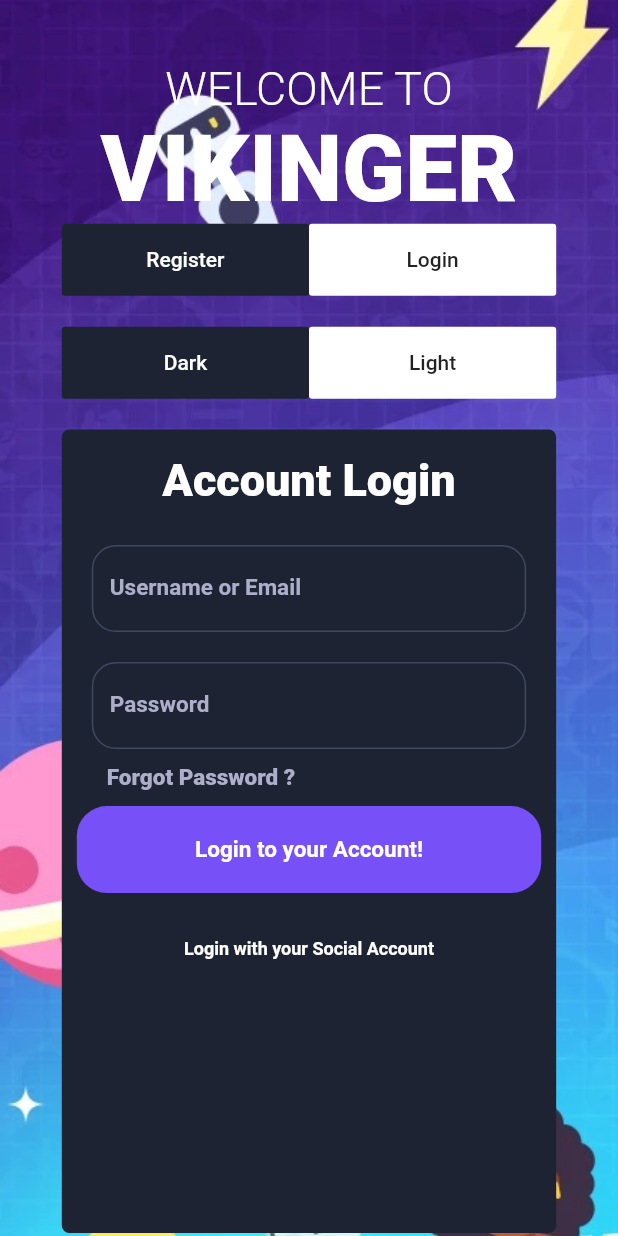
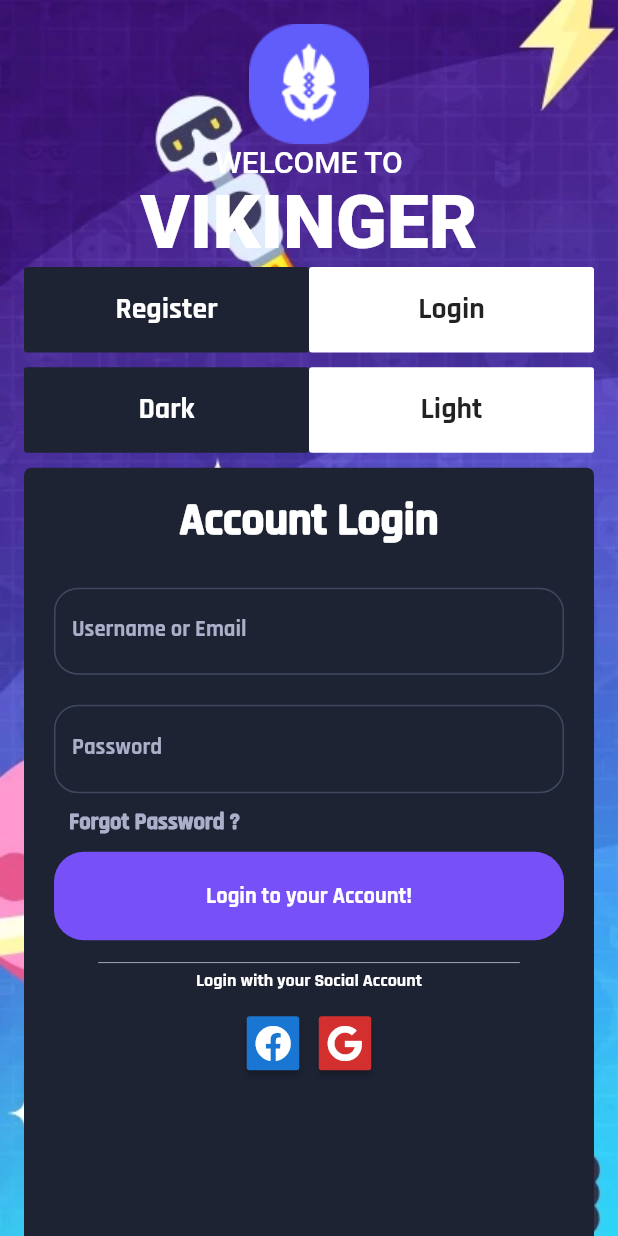
Before and after one commit to AhmedGrati/BusinessLandMobileApp, a Flutter app: the screen it shows after launch, on a phone screen of 412 x 824 dp. Run offline on Flutter 3.47's test engine with Material 2 defaults, Android fonts, the phone set to English and light mode, and no system bars; our stand-ins replace device_preview, flutter_signin_button, font_awesome_flutter, google_fonts.

Commit message:
make the login page responsive for all devices

```diff
--- a/lib/main.dart
+++ b/lib/main.dart
@@ -1,15 +1,31 @@
 import 'package:businessland_app/screens/auth_screen.dart';
+import 'package:device_preview/device_preview.dart';
+import 'package:flutter/foundation.dart';
 import 'package:flutter/material.dart';
-import 'package:flutter/services.dart';
-import 'package:flutter_statusbarcolor/flutter_statusbarcolor.dart';
+
 void main() {
 
-  runApp(MaterialApp(
-    debugShowCheckedModeBanner: false,
-    home: Scaffold(
-      body: SafeArea(
-        child: AuthScreen(),
+  runApp(
+//    DevicePreview(
+//      enabled: !kReleaseMode,
+//      builder: (context) => BusinessLandApp(),
+//    )
+  BusinessLandApp()
+  );
+}
+
+class BusinessLandApp extends StatelessWidget {
+  @override
+  Widget build(BuildContext context) {
+    return MaterialApp(
+//      locale: DevicePreview.of(context).locale,
+//      builder: DevicePreview.appBuilder,
+      debugShowCheckedModeBanner: false,
+      home: Scaffold(
+        body: SafeArea(
+            child: AuthScreen()
+        ),
       ),
-    ),
-  ));
+    );
+  }
 }
--- a/lib/screens/auth_screen.dart
+++ b/lib/screens/auth_screen.dart
@@ -1,56 +1,57 @@
 import 'package:businessland_app/widgets/register_widget.dart';
 import 'package:flutter/material.dart';
+import 'package:google_fonts/google_fonts.dart';
+
+import '../size_config.dart';
 
 class AuthScreen extends StatelessWidget {
   @override
   Widget build(BuildContext context) {
-    final Orientation screenOrientation = MediaQuery.of(context).orientation;
-    double screenHeight;
-    double screenWidth;
-    if(screenOrientation == Orientation.portrait) {
-      screenHeight = MediaQuery.of(context).size.height;
-      screenWidth = MediaQuery.of(context).size.width;
-    }else{
-      screenHeight = MediaQuery.of(context).size.width;
-      screenWidth = MediaQuery.of(context).size.height;
-    }
-    print(screenHeight);
-    print(screenWidth);
+    SizeConfig().init(context);
+    double defaultSize = SizeConfig.defaultSize;
+    print(defaultSize);
     return SingleChildScrollView(
-      child: Container(
-        height:screenHeight * 1.25,
-        padding: EdgeInsets.all(screenWidth * 0.1),
-        width: screenWidth,
+      child:Container(
+        height:defaultSize * 105,
+        padding: EdgeInsets.all(
+            16
+        ),
+        width: double.infinity,
         decoration: BoxDecoration(
             image: DecorationImage(
                 image: AssetImage("images/auth_cover.webp"),
                 fit: BoxFit.cover,
-            alignment: Alignment.centerLeft
+                alignment: Alignment.topLeft
             )
         ),
         child: Column(
           children: <Widget>[
+            Container(
+              child: Image(
+                image: AssetImage("images/logo.png"),
+              ),
+            ),
             Text('Welcome To'.toUpperCase() ,
-                style: TextStyle(
+              style: GoogleFonts.titilliumWeb(
                   color: Colors.white,
-                  fontSize: screenWidth*0.075,
-                  fontWeight: FontWeight.w300
+                  fontSize: 20,
+                  fontWeight: FontWeight.w500,
               ),
             ),
             Text('vikinger'.toUpperCase() ,
-                style: TextStyle(
+              style: GoogleFonts.titilliumWeb(
                   color: Colors.white,
                   fontWeight: FontWeight.w900,
-                  fontSize: screenWidth*0.15
+                  fontSize: 50
               ),
             ),
             Container(
-              width: screenWidth,
+//              width: screenWidth,
               child: Row(
                 mainAxisAlignment: MainAxisAlignment.start,
                 children: <Widget>[
-                    Container(
-                      width: screenWidth*0.4,
+                  Expanded(
+                    child: Container(
                       child: FlatButton(
                         onPressed: () {},
                         color: Color(0xff1D2333),
@@ -58,15 +59,18 @@ class AuthScreen extends StatelessWidget {
                           padding: const EdgeInsets.all(16.0),
                           child: Text(
                             'Register',
-                                style: TextStyle(
-                                  color: Colors.white
+                            style: GoogleFonts.rajdhani(
+                                color: Colors.white,
+                              fontSize: defaultSize*2,
+                              fontWeight: FontWeight.bold
                             ),
                           ),
                         ),
                       ),
                     ),
-                    Container(
-                      width: screenWidth*0.4,
+                  ),
+                  Expanded(
+                    child: Container(
                       child: FlatButton(
                         onPressed: () {},
                         color: Color(0xffffffff),
@@ -74,6 +78,11 @@ class AuthScreen extends StatelessWidget {
                           padding: const EdgeInsets.all(16.0),
                           child: Text(
                             'Login',
+                            style: GoogleFonts.rajdhani(
+                                fontSize: defaultSize*2,
+                                fontWeight: FontWeight.bold
+                            ),
+                          ),
                         ),
                       ),
                     ),
@@ -82,13 +91,13 @@ class AuthScreen extends StatelessWidget {
               ),
             ),
             SizedBox(
-              height: screenWidth*0.05,
+              height: defaultSize,
             ),
             Row(
               mainAxisAlignment: MainAxisAlignment.center,
               children: <Widget>[
-                  Container(
-                    width: screenWidth*0.4,
+                Expanded(
+                  child: Container(
                     child: FlatButton(
                       onPressed: () {},
                       color: Color(0xff1D2333),
@@ -96,15 +105,18 @@ class AuthScreen extends StatelessWidget {
                         padding: const EdgeInsets.all(16.0),
                         child: Text(
                           'Dark',
-                              style: TextStyle(
-                                  color: Colors.white
+                          style: GoogleFonts.rajdhani(
+                              color: Colors.white,
+                            fontSize: defaultSize*2,
+                            fontWeight: FontWeight.bold
                           ),
                         ),
                       ),
                     ),
                   ),
-                  Container(
-                    width: screenWidth*0.4,
+                ),
+                Expanded(
+                  child: Container(
                     child: FlatButton(
                       onPressed: () {},
                       color: Color(0xffffffff),
@@ -112,6 +124,11 @@ class AuthScreen extends StatelessWidget {
                         padding: const EdgeInsets.all(16.0),
                         child: Text(
                           'Light',
+                          style: GoogleFonts.rajdhani(
+                            fontWeight: FontWeight.bold,
+                            fontSize: defaultSize*2
+                          ),
+                        ),
                       ),
                     ),
                   ),
@@ -119,12 +136,12 @@ class AuthScreen extends StatelessWidget {
               ],
             ),
             SizedBox(
-              height: screenWidth*0.05,
+              height : defaultSize
             ),
             RegisterWidget(),
           ],
         ),
-      ),
+      )
     );
   }
 }
--- /dev/null
+++ b/lib/size_config.dart
@@ -0,0 +1,21 @@
+
+import 'package:flutter/material.dart';
+
+class SizeConfig {
+  static MediaQueryData _mediaQueryData;
+  static double screenWidth;
+  static double screenHeight;
+  static double defaultSize;
+  static Orientation orientation;
+
+  void init(BuildContext context) {
+    _mediaQueryData = MediaQuery.of(context);
+    screenWidth = _mediaQueryData.size.width;
+    screenHeight = _mediaQueryData.size.height;
+    orientation = _mediaQueryData.orientation;
+    // So if the screen size increase or decrease then our defaultSize also vary
+    defaultSize = orientation == Orientation.landscape
+        ? screenHeight * 0.024
+        : screenWidth * 0.024;
+  }
+}
--- a/lib/widgets/register_widget.dart
+++ b/lib/widgets/register_widget.dart
@@ -1,11 +1,14 @@
+import 'package:businessland_app/size_config.dart';
 import 'package:flutter/material.dart';
-
+import 'package:flutter_signin_button/flutter_signin_button.dart';
+import 'package:font_awesome_flutter/font_awesome_flutter.dart';
+import 'package:google_fonts/google_fonts.dart';
 class RegisterWidget extends StatelessWidget {
   @override
   Widget build(BuildContext context) {
+    double defaultSize = SizeConfig.defaultSize;
     return  Container(
-        height: MediaQuery.of(context).size.height * 0.65,
-        width: MediaQuery.of(context).size.width,
+        height:  defaultSize * 60,
         decoration: BoxDecoration(
           color: Color(0xFF1D2333),
           borderRadius: BorderRadius.all(Radius.circular(5.0))
@@ -18,7 +21,7 @@ class RegisterWidget extends StatelessWidget {
                 padding: const EdgeInsets.all(16.0),
                 child: Text('Account Login' ,
                   textAlign: TextAlign.center,
-                  style: TextStyle(
+                  style: GoogleFonts.rajdhani(
                     color: Colors.white,
                     fontSize: 30.0,
                     fontWeight: FontWeight.w900
@@ -36,7 +39,7 @@ class RegisterWidget extends StatelessWidget {
                   keyboardType: TextInputType.emailAddress,
                   decoration: InputDecoration(
                     labelText: 'Username or Email',
-                    labelStyle: TextStyle(
+                    labelStyle: GoogleFonts.rajdhani(
                        color:Color(0xffADAFCA)
                     ),
                     filled: true,
@@ -59,7 +62,7 @@ class RegisterWidget extends StatelessWidget {
             Padding(
                 padding:const EdgeInsets.symmetric(horizontal: 20.0,vertical: 10.0),
                 child: TextField(
-                  style: TextStyle(
+                  style: GoogleFonts.rajdhani(
                     color: Colors.white,
                     fontSize: 15.0,
                     fontWeight: FontWeight.bold
@@ -92,7 +95,7 @@ class RegisterWidget extends StatelessWidget {
                 padding: EdgeInsets.only(left: 30.0),
                 child: Text(
                   'Forgot Password ?' ,
-                  style: TextStyle(
+                  style: GoogleFonts.rajdhani(
                     color: Color(0xffADAFCA),
                     fontWeight: FontWeight.w900,
                     fontSize: 15.0
@@ -100,7 +103,7 @@ class RegisterWidget extends StatelessWidget {
                 ),
               ),
              Container(
-                margin: EdgeInsets.all(10.0),
+                margin: const EdgeInsets.symmetric(horizontal: 20.0,vertical: 10.0),
                 decoration: BoxDecoration(
                   color: Color(0xff7750F8),
                   borderRadius: BorderRadius.circular(20.0)
@@ -110,7 +113,7 @@ class RegisterWidget extends StatelessWidget {
                   child: Text(
                     'Login to your Account!',
                     textAlign: TextAlign.center,
-                    style: TextStyle(
+                    style: GoogleFonts.rajdhani(
                       color: Colors.white,
                       fontWeight: FontWeight.bold,
                       fontSize: 15.0
@@ -119,16 +122,43 @@ class RegisterWidget extends StatelessWidget {
                 ),
             ),
             SizedBox(
-              height: 20.0,
+              width: defaultSize * 12,
+              child: Divider(
+                color: Colors.white60,
+                height: defaultSize,
+                indent: defaultSize * 5,
+                endIndent: defaultSize * 5,
+              ),
             ),
              Text('Login with your Social Account' ,
                 textAlign: TextAlign.center,
-                style: TextStyle(
+                style: GoogleFonts.rajdhani(
                   color: Colors.white,
                   fontWeight: FontWeight.bold,
                   fontSize: 12.0
                 ),
               ),
+            SizedBox(height: defaultSize,),
+            Row(
+              mainAxisAlignment: MainAxisAlignment.center,
+
+              children: <Widget>[
+                SignInButtonBuilder(
+                  text: 'Sign in with Email',
+                  icon: FontAwesomeIcons.facebook,
+                  onPressed: () {},
+                  mini: true,
+                  backgroundColor: Colors.blue[700],
+                ),
+                SignInButtonBuilder(
+                  text: 'Sign in with Email',
+                  icon: FontAwesomeIcons.google,
+                  onPressed: () {},
+                  mini: true,
+                  backgroundColor: Colors.red[700],
+                )
+              ],
+            )
           ],
         ),
     );
--- a/pubspec.yaml
+++ b/pubspec.yaml
@@ -29,6 +29,10 @@ dependencies:
   # Use with the CupertinoIcons class for iOS style icons.
   cupertino_icons: ^0.1.3
   flutter_statusbarcolor: ^0.2.3
+  flutter_signin_button: ^1.1.0
+  google_fonts: ^1.1.0
+  font_awesome_flutter: ^8.8.1
+  device_preview: ^0.4.8
 dev_dependencies:
   flutter_test:
     sdk: flutter
```
Also changed, not shown: images/logo.png (added), images/logo.svg (added), lib/constants.dart (added), pubspec.lock. Lines whose indentation alone changed are shown as unchanged.
